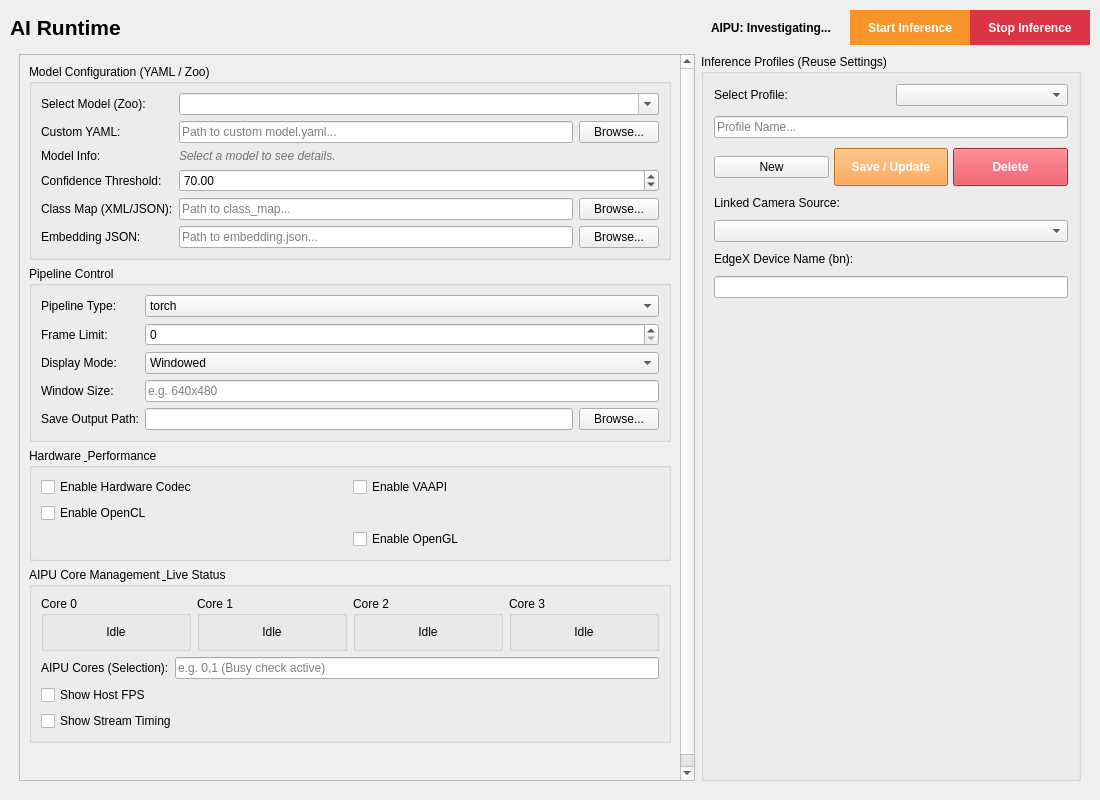
Before: the Qt Designer form src/AIRuntimeView.ui in Dissonance1/edgex-gui, drawn with Qt 5.
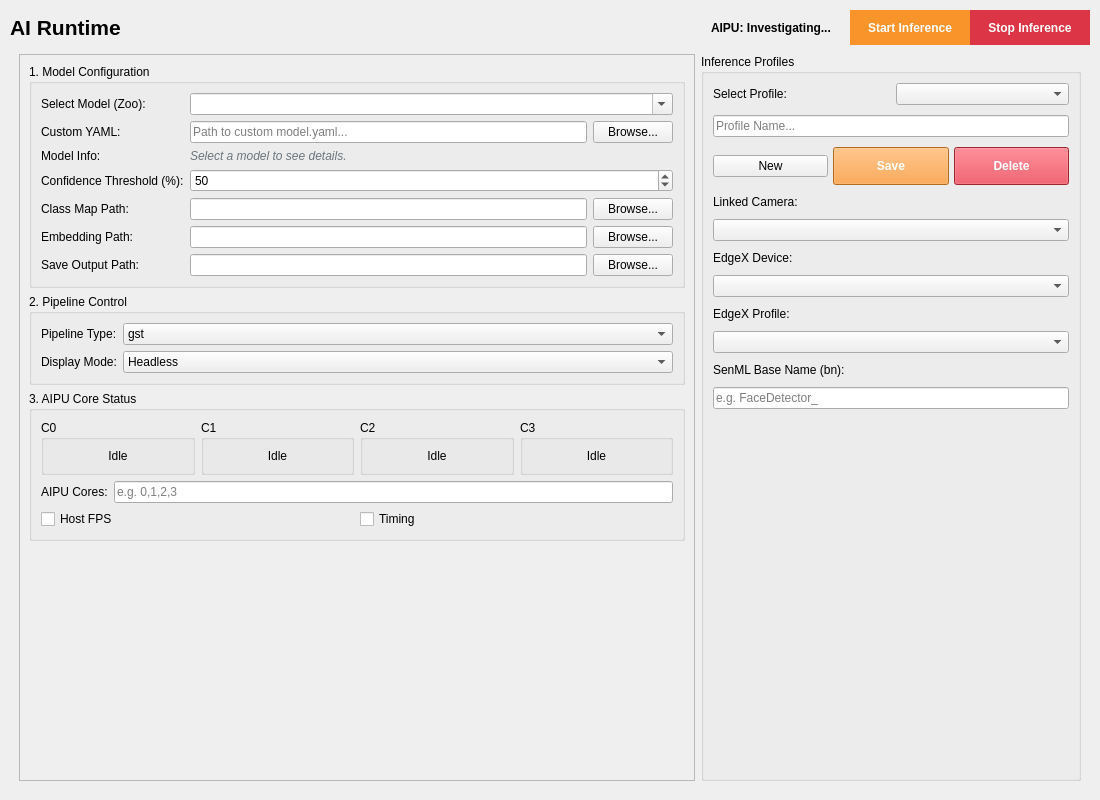
After: the same form once the commit is applied. The open tabs and pages were chosen to show the change.

What changed in the file:
```diff
--- a/src/AIRuntimeView.ui
+++ b/src/AIRuntimeView.ui
@@ -114,101 +114,141 @@
             <item>
              <widget class="QGroupBox" name="groupModelFile">
               <property name="title">
-               <string>Model Configuration (YAML / Zoo)</string>
+               <string>1. Model Configuration</string>
               </property>
               <layout class="QFormLayout" name="formModel">
-               <item row="0" column="0"><widget class="QLabel" name="lblModelZoo"><property name="text"><string>Select Model (Zoo):</string></property></widget></item><item row="0" column="1"><widget class="QComboBox" name="comboModelZoo"><property name="editable"><bool>true</bool></property><property name="placeholderText"><string>Loading Model Zoo...</string></property></widget></item><item row="1" column="0"><widget class="QLabel" name="lblCustomModel"><property name="text"><string>Custom YAML:</string></property></widget></item><item row="1" column="1"><layout class="QHBoxLayout" name="customModelLayout"><item><widget class="QLineEdit" name="editModelPath"><property name="readOnly"><bool>true</bool></property><property name="placeholderText"><string>Path to custom model.yaml...</string></property></widget></item><item><widget class="QPushButton" name="btnBrowseModelYaml"><property name="text"><string>Browse...</string></property></widget></item></layout></item><item row="2" column="0"><widget class="QLabel" name="lblModelInfoTitle"><property name="text"><string>Model Info:</string></property></widget></item><item row="2" column="1"><widget class="QLabel" name="lblModelInfo"><property name="text"><string>Select a model to see details.</string></property><property name="wordWrap"><bool>true</bool></property><property name="styleSheet"><string notr="true">color: #6c757d; font-style: italic;</string></property></widget></item><item row="3" column="0"><widget class="QLabel" name="lblConfidence"><property name="text"><string>Confidence Threshold:</string></property></widget></item><item row="3" column="1"><widget class="QDoubleSpinBox" name="spinConfidence"><property name="value"><number>70</number></property></widget></item><item row="4" column="0"><widget class="QLabel" name="lblClassMap"><property name="text"><string>Class Map (XML/JSON):</string></property></widget></item><item row="4" column="1"><layout class="QHBoxLayout" name="classMapLayout"><item><widget class="QLineEdit" name="editClassMapPath"><property name="placeholderText"><string>Path to class_map...</string></property></widget></item><item><widget class="QPushButton" name="btnBrowseClassMap"><property name="text"><string>Browse...</string></property></widget></item></layout></item><item row="5" column="0"><widget class="QLabel" name="lblEmbedding"><property name="text"><string>Embedding JSON:</string></property></widget></item><item row="5" column="1"><layout class="QHBoxLayout" name="embeddingLayout"><item><widget class="QLineEdit" name="editEmbeddingPath"><property name="placeholderText"><string>Path to embedding.json...</string></property></widget></item><item><widget class="QPushButton" name="btnBrowseEmbedding"><property name="text"><string>Browse...</string></property></widget></item></layout></item></layout>
-             </widget>
-            </item>
-            <item>
-             <widget class="QGroupBox" name="groupPipeline">
-              <property name="title">
-               <string>Pipeline Control</string>
-              </property>
-              <layout class="QFormLayout" name="formPipeline">
                <item row="0" column="0">
-                <widget class="QLabel" name="lblPipelineType">
+                <widget class="QLabel" name="lblModelZoo">
                  <property name="text">
-                  <string>Pipeline Type:</string>
+                  <string>Select Model (Zoo):</string>
                  </property>
                 </widget>
                </item>
                <item row="0" column="1">
-                <widget class="QComboBox" name="comboPipelineType">
-                 <item>
-                  <property name="text">
-                   <string>torch</string>
-                  </property>
-                 </item>
-                 <item>
-                  <property name="text">
-                   <string>gst</string>
-                  </property>
-                 </item>
-                 <item>
-                  <property name="text">
-                   <string>torch-aipu</string>
-                  </property>
-                 </item>
+                <widget class="QComboBox" name="comboModelZoo">
+                 <property name="editable">
+                  <bool>true</bool>
+                 </property>
+                 <property name="placeholderText">
+                  <string>Loading Model Zoo...</string>
+                 </property>
                 </widget>
                </item>
                <item row="1" column="0">
-                <widget class="QLabel" name="lblFrameLimit">
+                <widget class="QLabel" name="lblCustomModel">
                  <property name="text">
-                  <string>Frame Limit:</string>
+                  <string>Custom YAML:</string>
                  </property>
                 </widget>
                </item>
                <item row="1" column="1">
-                <widget class="QSpinBox" name="spinFrameLimit">
-                 <property name="maximum">
-                  <number>999999</number>
-                 </property>
-                </widget>
+                <layout class="QHBoxLayout" name="customModelLayout">
+                 <item>
+                  <widget class="QLineEdit" name="editModelPath">
+                   <property name="readOnly">
+                    <bool>true</bool>
+                   </property>
+                   <property name="placeholderText">
+                    <string>Path to custom model.yaml...</string>
+                   </property>
+                  </widget>
+                 </item>
+                 <item>
+                  <widget class="QPushButton" name="btnBrowseModelYaml">
+                   <property name="text">
+                    <string>Browse...</string>
+                   </property>
+                  </widget>
+                 </item>
+                </layout>
                </item>
                <item row="2" column="0">
-                <widget class="QLabel" name="lblDisplayMode">
+                <widget class="QLabel" name="lblModelInfoTitle">
                  <property name="text">
-                  <string>Display Mode:</string>
+                  <string>Model Info:</string>
                  </property>
                 </widget>
                </item>
                <item row="2" column="1">
-                <widget class="QComboBox" name="comboDisplayMode">
-                 <item>
-                  <property name="text">
-                   <string>Windowed</string>
-                  </property>
-                 </item>
-                 <item>
-                  <property name="text">
-                   <string>Headless</string>
-                  </property>
-                 </item>
+                <widget class="QLabel" name="lblModelInfo">
+                 <property name="text">
+                  <string>Select a model to see details.</string>
+                 </property>
+                 <property name="wordWrap">
+                  <bool>true</bool>
+                 </property>
+                 <property name="styleSheet">
+                  <string notr="true">color: #6c757d; font-style: italic;</string>
+                 </property>
                 </widget>
                </item>
                <item row="3" column="0">
-                <widget class="QLabel" name="lblWindowSize">
+                <widget class="QLabel" name="lblConfidence">
                  <property name="text">
-                  <string>Window Size:</string>
+                  <string>Confidence Threshold (%):</string>
                  </property>
                 </widget>
                </item>
                <item row="3" column="1">
-                <widget class="QLineEdit" name="editWindowSize">
-                 <property name="placeholderText">
-                  <string>e.g. 640x480</string>
+                <widget class="QSpinBox" name="spinConfidence">
+                 <property name="maximum">
+                  <number>100</number>
+                 </property>
+                 <property name="value">
+                  <number>50</number>
                  </property>
                 </widget>
                </item>
                <item row="4" column="0">
+                <widget class="QLabel" name="lblClassMap">
+                 <property name="text">
+                  <string>Class Map Path:</string>
+                 </property>
+                </widget>
+               </item>
+               <item row="4" column="1">
+                <layout class="QHBoxLayout" name="horizontalLayout_clsm">
+                 <item>
+                  <widget class="QLineEdit" name="editClassMapPath" />
+                 </item>
+                 <item>
+                  <widget class="QPushButton" name="btnBrowseClassMap">
+                   <property name="text">
+                    <string>Browse...</string>
+                   </property>
+                  </widget>
+                 </item>
+                </layout>
+               </item>
+               <item row="5" column="0">
+                <widget class="QLabel" name="lblEmbedding">
+                 <property name="text">
+                  <string>Embedding Path:</string>
+                 </property>
+                </widget>
+               </item>
+               <item row="5" column="1">
+                <layout class="QHBoxLayout" name="horizontalLayout_emb">
+                 <item>
+                  <widget class="QLineEdit" name="editEmbeddingPath" />
+                 </item>
+                 <item>
+                  <widget class="QPushButton" name="btnBrowseEmbedding">
+                   <property name="text">
+                    <string>Browse...</string>
+                   </property>
+                  </widget>
+                 </item>
+                </layout>
+               </item>
+               <item row="6" column="0">
                 <widget class="QLabel" name="lblSavePath">
                  <property name="text">
                   <string>Save Output Path:</string>
                  </property>
                 </widget>
                </item>
-               <item row="4" column="1">
+               <item row="6" column="1">
                 <layout class="QHBoxLayout" name="horizontalLayout_7">
                  <item>
                   <widget class="QLineEdit" name="editSaveOutputPath" />
@@ -226,42 +266,52 @@
              </widget>
             </item>
             <item>
-             <widget class="QGroupBox" name="groupHwAccel">
+             <widget class="QGroupBox" name="groupPipeline">
               <property name="title">
-               <string>Hardware &amp; Performance</string>
+               <string>2. Pipeline Control</string>
               </property>
-              <layout class="QVBoxLayout" name="verticalLayout_5">
-               <item>
-                <layout class="QGridLayout" name="gridLayout">
-                 <item row="0" column="0">
-                  <widget class="QCheckBox" name="chkHwCodec">
-                   <property name="text">
-                    <string>Enable Hardware Codec</string>
-                   </property>
-                  </widget>
+              <layout class="QFormLayout" name="formPipeline">
+               <item row="0" column="0">
+                <widget class="QLabel" name="lblPipelineType">
+                 <property name="text">
+                  <string>Pipeline Type:</string>
+                 </property>
+                </widget>
+               </item>
+               <item row="0" column="1">
+                <widget class="QComboBox" name="comboPipelineType">
+                 <item>
+                  <property name="text">
+                   <string>gst</string>
+                  </property>
                  </item>
-                 <item row="0" column="1">
-                  <widget class="QCheckBox" name="chkVaapi">
-                   <property name="text">
-                    <string>Enable VAAPI</string>
-                   </property>
-                  </widget>
+                 <item>
+                  <property name="text">
+                   <string>native</string>
+                  </property>
                  </item>
-                 <item row="1" column="0">
-                  <widget class="QCheckBox" name="chkOpencl">
-                   <property name="text">
-                    <string>Enable OpenCL</string>
-                   </property>
-                  </widget>
+                </widget>
+               </item>
+               <item row="1" column="0">
+                <widget class="QLabel" name="lblDisplayMode">
+                 <property name="text">
+                  <string>Display Mode:</string>
+                 </property>
+                </widget>
+               </item>
+               <item row="1" column="1">
+                <widget class="QComboBox" name="comboDisplayMode">
+                 <item>
+                  <property name="text">
+                   <string>Headless</string>
+                  </property>
                  </item>
-                 <item row="3" column="1">
-                  <widget class="QCheckBox" name="chkOpengl">
-                   <property name="text">
-                    <string>Enable OpenGL</string>
-                   </property>
-                  </widget>
+                 <item>
+                  <property name="text">
+                   <string>Windowed</string>
+                  </property>
                  </item>
-                </layout>
+                </widget>
                </item>
               </layout>
              </widget>
@@ -269,40 +319,124 @@
             <item>
              <widget class="QGroupBox" name="groupAIPU">
               <property name="title">
-               <string>AIPU Core Management &amp; Live Status</string>
+               <string>3. AIPU Core Status</string>
               </property>
               <layout class="QVBoxLayout" name="verticalLayout_6">
-               <item><layout class="QHBoxLayout" name="aipuStatusLayout"><item><widget class="QGroupBox" name="core0Status"><property name="title"><string>Core 0</string></property><layout class="QVBoxLayout" name="c0Layout"><item><widget class="QLabel" name="lblCore0State"><property name="text"><string>Idle</string></property><property name="alignment"><enum>Qt::AlignCenter</enum></property></widget></item></layout></widget></item><item><widget class="QGroupBox" name="core1Status"><property name="title"><string>Core 1</string></property><layout class="QVBoxLayout" name="c1Layout"><item><widget class="QLabel" name="lblCore1State"><property name="text"><string>Idle</string></property><property name="alignment"><enum>Qt::AlignCenter</enum></property></widget></item></layout></widget></item><item><widget class="QGroupBox" name="core2Status"><property name="title"><string>Core 2</string></property><layout class="QVBoxLayout" name="c2Layout"><item><widget class="QLabel" name="lblCore2State"><property name="text"><string>Idle</string></property><property name="alignment"><enum>Qt::AlignCenter</enum></property></widget></item></layout></widget></item><item><widget class="QGroupBox" name="core3Status"><property name="title"><string>Core 3</string></property><layout class="QVBoxLayout" name="c3Layout"><item><widget class="QLabel" name="lblCore3State"><property name="text"><string>Idle</string></property><property name="alignment"><enum>Qt::AlignCenter</enum></property></widget></item></layout></widget></item></layout></item><item>
+               <item>
+                <layout class="QHBoxLayout" name="aipuStatusLayout">
+                 <item>
+                  <widget class="QGroupBox" name="core0Status">
+                   <property name="title">
+                    <string>C0</string>
+                   </property>
+                   <layout class="QVBoxLayout" name="c0Layout">
+                    <item>
+                     <widget class="QLabel" name="lblCore0State">
+                      <property name="text">
+                       <string>Idle</string>
+                      </property>
+                      <property name="alignment">
+                       <enum>Qt::AlignCenter</enum>
+                      </property>
+                     </widget>
+                    </item>
+                   </layout>
+                  </widget>
+                 </item>
+                 <item>
+                  <widget class="QGroupBox" name="core1Status">
+                   <property name="title">
+                    <string>C1</string>
+                   </property>
+                   <layout class="QVBoxLayout" name="c1Layout">
+                    <item>
+                     <widget class="QLabel" name="lblCore1State">
+                      <property name="text">
+                       <string>Idle</string>
+                      </property>
+                      <property name="alignment">
+                       <enum>Qt::AlignCenter</enum>
+                      </property>
+                     </widget>
+                    </item>
+                   </layout>
+                  </widget>
+                 </item>
+                 <item>
+                  <widget class="QGroupBox" name="core2Status">
+                   <property name="title">
+                    <string>C2</string>
+                   </property>
+                   <layout class="QVBoxLayout" name="c2Layout">
+                    <item>
+                     <widget class="QLabel" name="lblCore2State">
+                      <property name="text">
+                       <string>Idle</string>
+                      </property>
+                      <property name="alignment">
+                       <enum>Qt::AlignCenter</enum>
+                      </property>
+                     </widget>
+                    </item>
+                   </layout>
+                  </widget>
+                 </item>
+                 <item>
+                  <widget class="QGroupBox" name="core3Status">
+                   <property name="title">
+                    <string>C3</string>
+                   </property>
+                   <layout class="QVBoxLayout" name="c3Layout">
+                    <item>
+                     <widget class="QLabel" name="lblCore3State">
+                      <property name="text">
+                       <string>Idle</string>
+                      </property>
+                      <property name="alignment">
+                       <enum>Qt::AlignCenter</enum>
+                      </property>
+                     </widget>
+                    </item>
+                   </layout>
+                  </widget>
+                 </item>
+                </layout>
+               </item>
+               <item>
                 <layout class="QFormLayout" name="formAIPU">
                  <item row="0" column="0">
                   <widget class="QLabel" name="lblAipuCores">
                    <property name="text">
-                    <string>AIPU Cores (Selection):</string>
+                    <string>AIPU Cores:</string>
                    </property>
                   </widget>
                  </item>
                  <item row="0" column="1">
                   <widget class="QLineEdit" name="editAipuCores">
                    <property name="placeholderText">
-                    <string>e.g. 0,1 (Busy check active)</string>
+                    <string>e.g. 0,1,2,3</string>
                    </property>
                   </widget>
                  </item>
                 </layout>
                </item>
                <item>
-                <widget class="QCheckBox" name="chkShowHostFps">
-                 <property name="text">
-                  <string>Show Host FPS</string>
-                 </property>
-                </widget>
-               </item>
-               <item>
-                <widget class="QCheckBox" name="chkShowStreamTiming">
-                 <property name="text">
-                  <string>Show Stream Timing</string>
-                 </property>
-                </widget>
+                <layout class="QHBoxLayout" name="aipuOptions">
+                 <item>
+                  <widget class="QCheckBox" name="chkShowHostFps">
+                   <property name="text">
+                    <string>Host FPS</string>
+                   </property>
+                  </widget>
+                 </item>
+                 <item>
+                  <widget class="QCheckBox" name="chkShowStreamTiming">
+                   <property name="text">
+                    <string>Timing</string>
+                   </property>
+                  </widget>
+                 </item>
+                </layout>
                </item>
               </layout>
              </widget>
@@ -323,9 +457,151 @@
            </layout>
           </widget>
          </widget>
-        </item><item><widget class="QGroupBox" name="groupProfiles"><property name="title"><string>Inference Profiles (Reuse Settings)</string></property><layout class="QVBoxLayout" name="profileVLayout"><property name="spacing"><number>10</number></property><property name="leftMargin"><number>10</number></property><property name="topMargin"><number>10</number></property><property name="rightMargin"><number>10</number></property><property name="bottomMargin"><number>10</number></property><item><layout class="QHBoxLayout" name="lay1"><item><widget class="QLabel" name="lblSelectProfile"><property name="text"><string>Select Profile:</string></property></widget></item><item><widget class="QComboBox" name="comboProfiles" /></item></layout></item><item><layout class="QHBoxLayout" name="lay2"><item><widget class="QLineEdit" name="editProfileName"><property name="placeholderText"><string>Profile Name...</string></property></widget></item></layout></item><item><layout class="QHBoxLayout" name="lay3"><property name="spacing"><number>5</number></property><item><widget class="QPushButton" name="btnNewProfile"><property name="text"><string>New</string></property></widget></item><item><widget class="QPushButton" name="btnSaveProfile"><property name="text"><string>Save / Update</string></property><property name="styleSheet"><string notr="true">background-color: #F9942A; color: white; font-weight: bold; min-height: 30px;</string></property></widget></item><item><widget class="QPushButton" name="btnDeleteProfile"><property name="text"><string>Delete</string></property><property name="styleSheet"><string notr="true">background-color: #DC3545; color: white; font-weight: bold; min-height: 30px;</string></property></widget></item></layout></item><item><layout class="QVBoxLayout" name="lay4"><item><widget class="QLabel" name="lblProfileCamera"><property name="text"><string>Linked Camera Source:</string></property></widget></item><item><widget class="QComboBox" name="comboProfileCamera" /></item></layout></item><item><layout class="QVBoxLayout" name="profileEdgeXLayout"><item><widget class="QLabel" name="lblProfileEdgeXDevice"><property name="text"><string>EdgeX Device Name (bn):</string></property></widget></item>
-<item><widget class="QLineEdit" name="editEdgeXDeviceName" /></item>
-</layout></item><item><spacer name="vSpacer"><property name="orientation"><enum>Qt::Vertical</enum></property><property name="sizeHint" stdset="0"><size><width>20</width><height>40</height></size></property></spacer></item></layout><property name="maximumSize"><size><width>380</width><height>16777215</height></size></property></widget></item></layout></widget>
+        </item>
+        <item>
+         <widget class="QGroupBox" name="groupProfiles">
+          <property name="title">
+           <string>Inference Profiles </string>
+          </property>
+          <layout class="QVBoxLayout" name="profileVLayout">
+           <property name="spacing">
+            <number>10</number>
+           </property>
+           <item>
+            <layout class="QHBoxLayout" name="lay1">
+             <item>
+              <widget class="QLabel" name="lblSelectProfile">
+               <property name="text">
+                <string>Select Profile:</string>
+               </property>
+              </widget>
+             </item>
+             <item>
+              <widget class="QComboBox" name="comboProfiles" />
+             </item>
+            </layout>
+           </item>
+           <item>
+            <layout class="QHBoxLayout" name="lay2">
+             <item>
+              <widget class="QLineEdit" name="editProfileName">
+               <property name="placeholderText">
+                <string>Profile Name...</string>
+               </property>
+              </widget>
+             </item>
+            </layout>
+           </item>
+           <item>
+            <layout class="QHBoxLayout" name="lay3">
+             <property name="spacing">
+              <number>5</number>
+             </property>
+             <item>
+              <widget class="QPushButton" name="btnNewProfile">
+               <property name="text">
+                <string>New</string>
+               </property>
+              </widget>
+             </item>
+             <item>
+              <widget class="QPushButton" name="btnSaveProfile">
+               <property name="text">
+                <string>Save</string>
+               </property>
+               <property name="styleSheet">
+                <string notr="true">background-color: #F9942A; color: white; font-weight: bold; min-height: 30px;</string>
+               </property>
+              </widget>
+             </item>
+             <item>
+              <widget class="QPushButton" name="btnDeleteProfile">
+               <property name="text">
+                <string>Delete</string>
+               </property>
+               <property name="styleSheet">
+                <string notr="true">background-color: #DC3545; color: white; font-weight: bold; min-height: 30px;</string>
+               </property>
+              </widget>
+             </item>
+            </layout>
+           </item>
+           <item>
+            <layout class="QVBoxLayout" name="lay4">
+             <item>
+              <widget class="QLabel" name="lblProfileCamera">
+               <property name="text">
+                <string>Linked Camera:</string>
+               </property>
+              </widget>
+             </item>
+             <item>
+              <widget class="QComboBox" name="comboProfileCamera" />
+             </item>
+            </layout>
+           </item>
+           <item>
+            <layout class="QVBoxLayout" name="profileEdgeXLayout">
+             <item>
+              <widget class="QLabel" name="lblProfileEdgeXDevice">
+               <property name="text">
+                <string>EdgeX Device:</string>
+               </property>
+              </widget>
+             </item>
+             <item>
+              <widget class="QComboBox" name="comboEdgeXDevice" />
+             </item>
+             <item>
+              <widget class="QLabel" name="lblProfileEdgeXProfile">
+               <property name="text">
+                <string>EdgeX Profile:</string>
+               </property>
+              </widget>
+             </item>
+             <item>
+              <widget class="QComboBox" name="comboEdgeXProfile" />
+             </item>
+             <item>
+              <widget class="QLabel" name="lblSenmlBn">
+               <property name="text">
+                <string>SenML Base Name (bn):</string>
+               </property>
+              </widget>
+             </item>
+             <item>
+              <widget class="QLineEdit" name="editSenmlBn">
+               <property name="placeholderText">
+                <string>e.g. FaceDetector_</string>
+               </property>
+              </widget>
+             </item>
+            </layout>
+           </item>
+           <item>
+            <spacer name="vSpacer">
+             <property name="orientation">
+              <enum>Qt::Vertical</enum>
+             </property>
+             <property name="sizeHint" stdset="0">
+              <size>
+               <width>20</width>
+               <height>40</height>
+              </size>
+             </property>
+            </spacer>
+           </item>
+          </layout>
+          <property name="maximumSize">
+           <size>
+            <width>380</width>
+            <height>16777215</height>
+           </size>
+          </property>
+         </widget>
+        </item>
+       </layout>
+      </widget>
       <widget class="QWidget" name="cameraSourcesPage">
        <layout class="QVBoxLayout" name="cameraSourcesLayout">
         <item>
```
Left out of the diff: 4 changed lines with no effect on the pictures.
